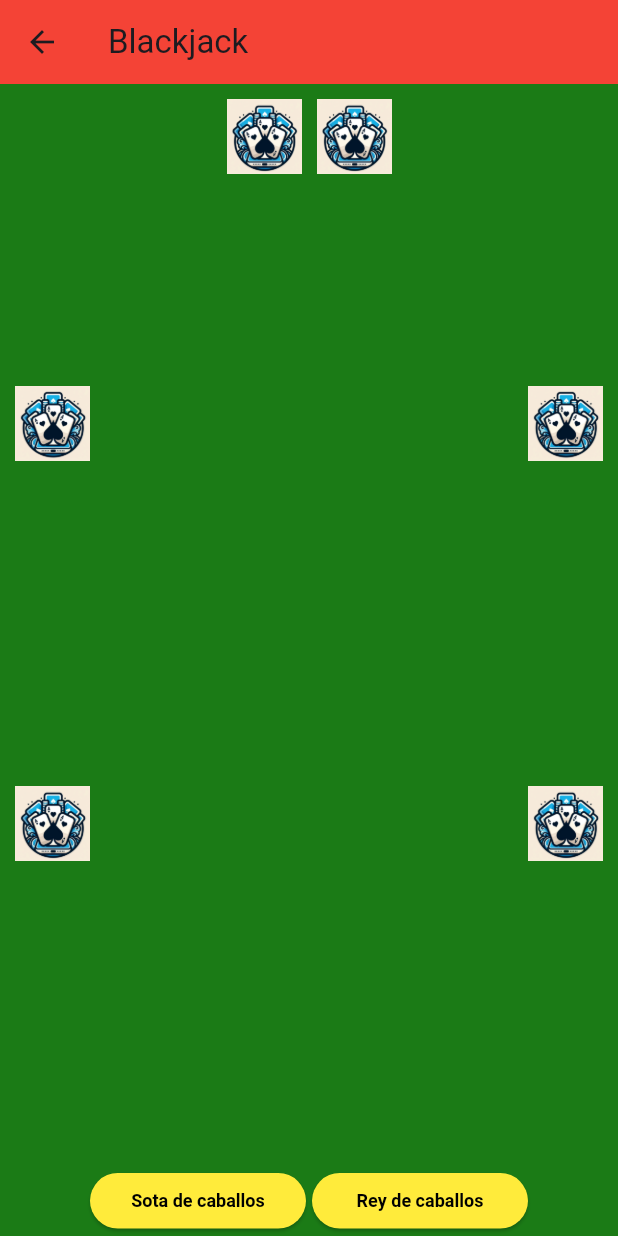
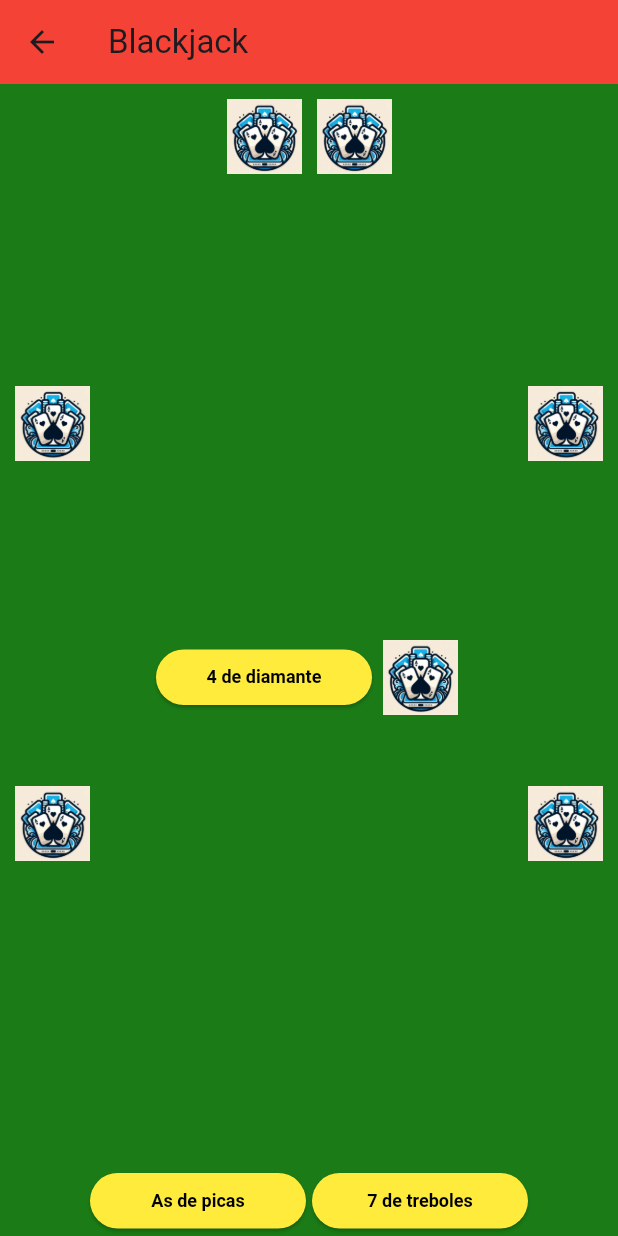
Before and after one commit to UNIZAR-30226-2024-13/Frontend-Movil, a Flutter app: the Blackjack screen opened directly, on a phone screen of 412 x 824 dp. Run offline on Flutter 3.47's test engine with Material 3 defaults, Android fonts, the phone set to English and light mode, and no system bars.

Commit message:
Planteamiento inicial blackjack

```diff
--- a/lib/blackjack.dart
+++ b/lib/blackjack.dart
@@ -24,7 +24,7 @@ class Blackjack extends StatelessWidget {
 class BlackjackTable extends StatelessWidget {
 
   // Lista de cartas del jugador
-  final List<String> cartas = ['Sota de caballos', 'Rey de caballos'];
+  final List<String> cartas_jugador = ['As de picas', '7 de treboles'];
 
   @override
   Widget build(BuildContext context) {
@@ -61,18 +61,48 @@ class BlackjackTable extends StatelessWidget {
             ),
             // Espacio en el medio
             Expanded(
-              child: Container(),
+              child: CartasCroupier(turno_final: false),
             ),
             Row(
               mainAxisAlignment: MainAxisAlignment.center,
               children: [
-                for (var carta in cartas) Carta(cartaTexto: carta),
+                for (var carta in cartas_jugador) Carta(cartaTexto: carta),
               ],
             ),
           ],
         ),
       ],
     );
+  }
+}
+
+
+class CartasCroupier extends StatelessWidget {
+
+  final bool turno_final;
+  final List<String> cartas_croupier = ['4 de diamante', '12 de corazones'];
+
+  CartasCroupier({required this.turno_final});
+
+  @override
+  Widget build(BuildContext context) {
+    if (turno_final) {
+      return Row(
+        mainAxisAlignment: MainAxisAlignment.center,
+        children: [
+          for (var carta in cartas_croupier) Carta(cartaTexto: carta),
+        ],
+      );
+    }
+    else {
+      return Row(
+        mainAxisAlignment: MainAxisAlignment.center,
+        children: [
+          Carta(cartaTexto: cartas_croupier[0]),
+          CartaExtra()
+        ],
+      );
+    }
   }
 }
 
@@ -96,6 +126,7 @@ class CartaExtra extends StatelessWidget {
 
 
 class Carta extends StatelessWidget {
+
   final String cartaTexto;
 
   Carta({required this.cartaTexto});
```
